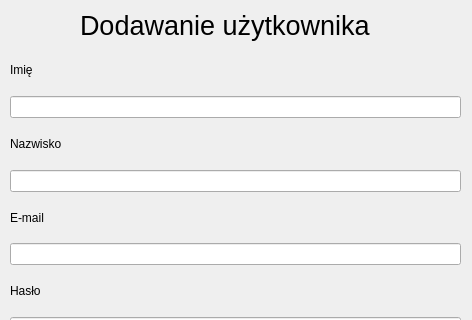
chixPL/excalibur, file ui/adduser.ui: the form before one commit; both pictures show x 0 to 472 and y 0 to 320 of the 472 by 465 pixel window.
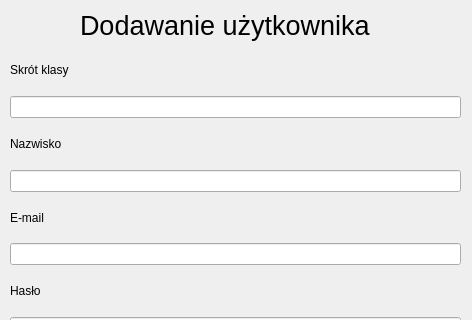
The form after the commit.

What changed in the file:
```diff
--- a/ui/adduser.ui
+++ b/ui/adduser.ui
@@ -31,7 +31,7 @@
     <string>Dodawanie użytkownika</string>
    </property>
   </widget>
-  <widget class="QWidget" name="">
+  <widget class="QWidget" name="layoutWidget">
    <property name="geometry">
     <rect>
      <x>10</x>
@@ -44,7 +44,7 @@
     <item>
      <widget class="QLabel" name="label_5">
       <property name="text">
-       <string>Imię</string>
+       <string>Skrót klasy</string>
       </property>
      </widget>
     </item>
```
Left out of the diff: 5 changed lines with no effect on the pictures.
